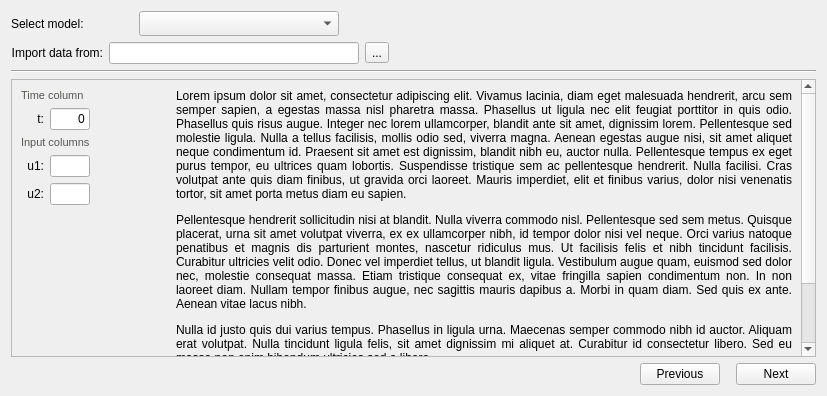
Above: ui/ui_files/model_selection.ui from gnegrelli/identPy_GUI before the change. Below: the same form after it.
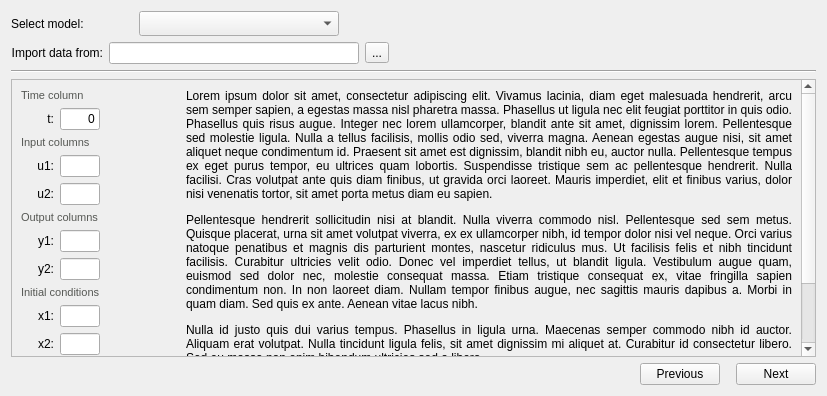
That is the form after the change.

Commit message: Rename method to match its purpose

Diff of the .ui file:
```diff
--- a/ui/ui_files/model_selection.ui
+++ b/ui/ui_files/model_selection.ui
@@ -216,7 +216,7 @@
       <property name="geometry">
        <rect>
         <x>0</x>
-        <y>0</y>
+        <y>-161</y>
         <width>793</width>
         <height>547</height>
        </rect>
@@ -391,6 +391,216 @@
            </item>
           </layout>
          </item>
+         <item>
+          <layout class="QVBoxLayout" name="verticalLayout_5">
+           <item>
+            <widget class="QLabel" name="label_10">
+             <property name="text">
+              <string>&lt;html&gt;&lt;head/&gt;&lt;body&gt;&lt;p&gt;&lt;span style=&quot; font-size:8pt; color:#555753;&quot;&gt;Output columns&lt;/span&gt;&lt;/p&gt;&lt;/body&gt;&lt;/html&gt;</string>
+             </property>
+            </widget>
+           </item>
+           <item>
+            <layout class="QVBoxLayout" name="verticalLayout_6">
+             <item>
+              <layout class="QHBoxLayout" name="horizontalLayout_6">
+               <item>
+                <widget class="QLabel" name="label_7">
+                 <property name="sizePolicy">
+                  <sizepolicy hsizetype="Fixed" vsizetype="Preferred">
+                   <horstretch>0</horstretch>
+                   <verstretch>0</verstretch>
+                  </sizepolicy>
+                 </property>
+                 <property name="maximumSize">
+                  <size>
+                   <width>40</width>
+                   <height>16777215</height>
+                  </size>
+                 </property>
+                 <property name="text">
+                  <string>y1:</string>
+                 </property>
+                 <property name="alignment">
+                  <set>Qt::AlignRight|Qt::AlignTrailing|Qt::AlignVCenter</set>
+                 </property>
+                </widget>
+               </item>
+               <item>
+                <widget class="QLineEdit" name="input_col_2">
+                 <property name="sizePolicy">
+                  <sizepolicy hsizetype="Fixed" vsizetype="Fixed">
+                   <horstretch>0</horstretch>
+                   <verstretch>0</verstretch>
+                  </sizepolicy>
+                 </property>
+                 <property name="maximumSize">
+                  <size>
+                   <width>40</width>
+                   <height>16777215</height>
+                  </size>
+                 </property>
+                 <property name="alignment">
+                  <set>Qt::AlignRight|Qt::AlignTrailing|Qt::AlignVCenter</set>
+                 </property>
+                </widget>
+               </item>
+              </layout>
+             </item>
+             <item>
+              <layout class="QHBoxLayout" name="horizontalLayout_8">
+               <item>
+                <widget class="QLabel" name="label_11">
+                 <property name="sizePolicy">
+                  <sizepolicy hsizetype="Fixed" vsizetype="Preferred">
+                   <horstretch>0</horstretch>
+                   <verstretch>0</verstretch>
+                  </sizepolicy>
+                 </property>
+                 <property name="maximumSize">
+                  <size>
+                   <width>40</width>
+                   <height>16777215</height>
+                  </size>
+                 </property>
+                 <property name="text">
+                  <string>y2:</string>
+                 </property>
+                 <property name="alignment">
+                  <set>Qt::AlignRight|Qt::AlignTrailing|Qt::AlignVCenter</set>
+                 </property>
+                </widget>
+               </item>
+               <item>
+                <widget class="QLineEdit" name="output_col_2">
+                 <property name="sizePolicy">
+                  <sizepolicy hsizetype="Fixed" vsizetype="Fixed">
+                   <horstretch>0</horstretch>
+                   <verstretch>0</verstretch>
+                  </sizepolicy>
+                 </property>
+                 <property name="maximumSize">
+                  <size>
+                   <width>40</width>
+                   <height>16777215</height>
+                  </size>
+                 </property>
+                 <property name="alignment">
+                  <set>Qt::AlignRight|Qt::AlignTrailing|Qt::AlignVCenter</set>
+                 </property>
+                </widget>
+               </item>
+              </layout>
+             </item>
+            </layout>
+           </item>
+          </layout>
+         </item>
+         <item>
+          <layout class="QVBoxLayout" name="verticalLayout_7">
+           <item>
+            <widget class="QLabel" name="label_12">
+             <property name="text">
+              <string>&lt;html&gt;&lt;head/&gt;&lt;body&gt;&lt;p&gt;&lt;span style=&quot; font-size:8pt; color:#555753;&quot;&gt;Initial conditions&lt;/span&gt;&lt;/p&gt;&lt;/body&gt;&lt;/html&gt;</string>
+             </property>
+            </widget>
+           </item>
+           <item>
+            <layout class="QVBoxLayout" name="verticalLayout_8">
+             <item>
+              <layout class="QHBoxLayout" name="horizontalLayout_9">
+               <item>
+                <widget class="QLabel" name="label_13">
+                 <property name="sizePolicy">
+                  <sizepolicy hsizetype="Fixed" vsizetype="Preferred">
+                   <horstretch>0</horstretch>
+                   <verstretch>0</verstretch>
+                  </sizepolicy>
+                 </property>
+                 <property name="maximumSize">
+                  <size>
+                   <width>40</width>
+                   <height>16777215</height>
+                  </size>
+                 </property>
+                 <property name="text">
+                  <string>x1:</string>
+                 </property>
+                 <property name="alignment">
+                  <set>Qt::AlignRight|Qt::AlignTrailing|Qt::AlignVCenter</set>
+                 </property>
+                </widget>
+               </item>
+               <item>
+                <widget class="QLineEdit" name="input_col_3">
+                 <property name="sizePolicy">
+                  <sizepolicy hsizetype="Fixed" vsizetype="Fixed">
+                   <horstretch>0</horstretch>
+                   <verstretch>0</verstretch>
+                  </sizepolicy>
+                 </property>
+                 <property name="maximumSize">
+                  <size>
+                   <width>40</width>
+                   <height>16777215</height>
+                  </size>
+                 </property>
+                 <property name="alignment">
+                  <set>Qt::AlignRight|Qt::AlignTrailing|Qt::AlignVCenter</set>
+                 </property>
+                </widget>
+               </item>
+              </layout>
+             </item>
+             <item>
+              <layout class="QHBoxLayout" name="horizontalLayout_10">
+               <item>
+                <widget class="QLabel" name="label_14">
+                 <property name="sizePolicy">
+                  <sizepolicy hsizetype="Fixed" vsizetype="Preferred">
+                   <horstretch>0</horstretch>
+                   <verstretch>0</verstretch>
+                  </sizepolicy>
+                 </property>
+                 <property name="maximumSize">
+                  <size>
+                   <width>40</width>
+                   <height>16777215</height>
+                  </size>
+                 </property>
+                 <property name="text">
+                  <string>x2:</string>
+                 </property>
+                 <property name="alignment">
+                  <set>Qt::AlignRight|Qt::AlignTrailing|Qt::AlignVCenter</set>
+                 </property>
+                </widget>
+               </item>
+               <item>
+                <widget class="QLineEdit" name="output_col_3">
+                 <property name="sizePolicy">
+                  <sizepolicy hsizetype="Fixed" vsizetype="Fixed">
+                   <horstretch>0</horstretch>
+                   <verstretch>0</verstretch>
+                  </sizepolicy>
+                 </property>
+                 <property name="maximumSize">
+                  <size>
+                   <width>40</width>
+                   <height>16777215</height>
+                  </size>
+                 </property>
+                 <property name="alignment">
+                  <set>Qt::AlignRight|Qt::AlignTrailing|Qt::AlignVCenter</set>
+                 </property>
+                </widget>
+               </item>
+              </layout>
+             </item>
+            </layout>
+           </item>
+          </layout>
+         </item>
          <item>
           <spacer name="verticalSpacer">
            <property name="orientation">
```
The commit also changes 2 other files.
